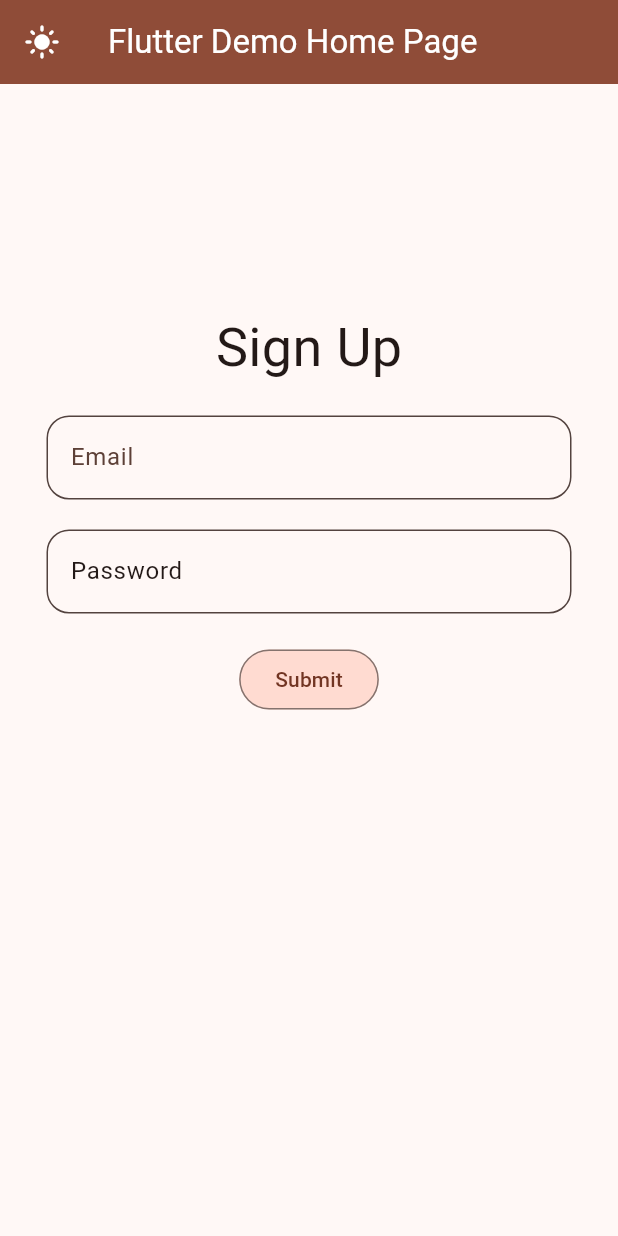
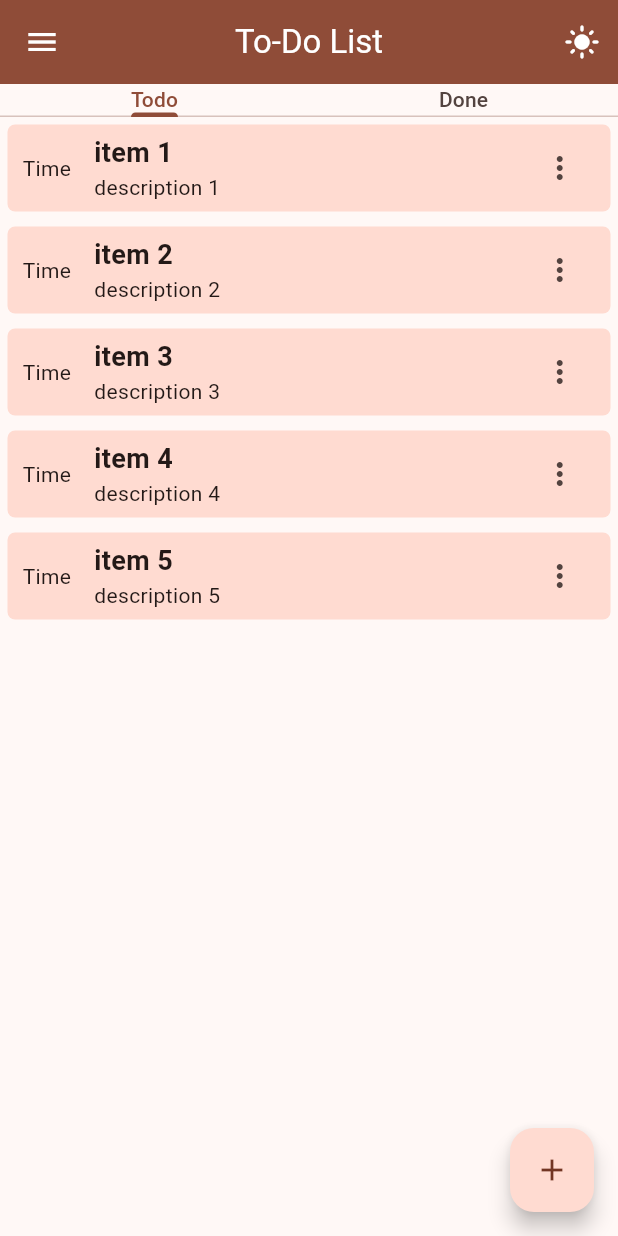
Before and after one commit to LongVu-DF/Training-Program, a Flutter app: the screen it shows after launch, on a phone screen of 412 x 824 dp. Run offline on Flutter 3.47's test engine with Material 3 defaults, Android fonts, the phone set to English and light mode, and no system bars.

Commit message:
docs: change example's UI, apply MVVM to example

```diff
--- /dev/null
+++ b/Flutter/basic_layout/lib/core/ui/todo_item_view.dart
@@ -0,0 +1,76 @@
+import 'package:basic_layout/core/ui/utils/buildcontext_extension.dart';
+import 'package:basic_layout/core/view_model/todo_view_model.dart';
+import 'package:flutter/material.dart';
+
+class TodoItemView extends StatefulWidget {
+  const TodoItemView({super.key});
+
+  @override
+  State<TodoItemView> createState() => _TodoItemViewState();
+}
+
+class _TodoItemViewState extends State<TodoItemView> {
+  ToDoViewModel toDoViewModel = ToDoViewModel();
+  @override
+  Widget build(BuildContext context) {
+    return ListView.builder(
+      itemCount: toDoViewModel.todo.length,
+      itemBuilder: (BuildContext context, int index) {
+        return Container(
+          decoration: BoxDecoration(
+            color: context.colorScheme.secondaryContainer,
+            borderRadius: BorderRadius.circular(5),
+          ),
+          margin: EdgeInsets.all(5),
+          padding: EdgeInsets.symmetric(vertical: 5, horizontal: 10),
+          child: Row(
+            children: [
+              Flexible(fit: FlexFit.tight, flex: 1, child: Text('Time')),
+              Flexible(
+                flex: 6,
+                fit: FlexFit.tight,
+                child: Column(
+                  crossAxisAlignment: CrossAxisAlignment.start,
+                  children: [
+                    Text(
+                      toDoViewModel.todo[index].title,
+                      style: TextStyle(
+                        fontSize: 18,
+                        fontWeight: FontWeight.bold,
+                      ),
+                    ),
+                    Text(toDoViewModel.todo[index].description),
+                  ],
+                ),
+              ),
+              Flexible(
+                flex: 1,
+                fit: FlexFit.tight,
+                child: IconButton(
+                  onPressed: () {
+                    // showModalBottomSheet<void>(
+                    //   context: context,
+                    //   builder: (BuildContext context) {
+                    //     return Container(
+                    //       height: 200,
+                    //       color: context.colorScheme.secondaryContainer,
+                    //     );
+                    //   },
+                    // );
+                    toDoViewModel.addToDo(
+                      title: 'Test title',
+                      description: 'Test description',
+                      time: 'Test time',
+                      done: false,
+                    );
+                  },
+                  icon: Icon(Icons.more_vert),
+                ),
+              ),
+            ],
+          ),
+        );
+      },
+    );
+  }
+}
--- /dev/null
+++ b/Flutter/basic_layout/lib/core/ui/utils/buildcontext_extension.dart
@@ -0,0 +1,9 @@
+import 'package:flutter/material.dart';
+
+extension BuildContextX on BuildContext {
+  ColorScheme get colorScheme => Theme.of(this).colorScheme;
+  // Create an extension for buildcontext, now we can call context.colorScheme form anywere, dont need to creaete variable for Theme.of(context) many time. This will reduce to many function re-render
+  double get appBarHeight => MediaQuery.of(this).padding.top + kToolbarHeight;
+  double get deviceHeight => MediaQuery.of(this).size.height;
+  double get deviceWidth => MediaQuery.of(this).size.width;
+}
--- /dev/null
+++ b/Flutter/basic_layout/lib/core/view_model/todo_view_model.dart
@@ -0,0 +1,19 @@
+import 'package:basic_layout/data/models/todo_model.dart';
+import 'package:basic_layout/data/repository/todo_repository.dart';
+
+class ToDoViewModel {
+  final TodoRepository _todoRepository = TodoRepository();
+  // final List<ToDo> _todo;
+
+  List<ToDo> get todo => _todoRepository.fetchToDo();
+  void addToDo({
+    String title = '',
+    String description = '',
+    String time = '',
+    bool done = false,
+  }) {
+    _todoRepository.addTodo(ToDo(title, description, time, done));
+  }
+
+  // void deleteToDo()
+}
--- a/Flutter/basic_layout/lib/my_app.dart
+++ b/Flutter/basic_layout/lib/core/widgets/my_app.dart
@@ -1,5 +1,5 @@
-import 'package:basic_layout/custom_theme.dart';
-import 'package:basic_layout/my_home_page.dart';
+import 'package:basic_layout/core/ui/theme/color_theme.dart';
+import 'package:basic_layout/core/widgets/my_home_page.dart';
 import 'package:flutter/material.dart';
 
 class MyApp extends StatefulWidget {
@@ -10,7 +10,6 @@ class MyApp extends StatefulWidget {
 }
 
 class _MyAppState extends State<MyApp> {
-  // ignore: prefer_final_fields
   ThemeMode _themeMode = ThemeMode.system;
 
   _changeTheme(bool text) {
@@ -27,7 +26,7 @@ class _MyAppState extends State<MyApp> {
       darkTheme: darkTheme,
       theme: lightTheme,
       themeMode: _themeMode,
-      home: MyHomePage(title: 'Flutter Demo Home Page', onCall: _changeTheme),
+      home: MyHomePage(title: 'To-Do List', onCall: _changeTheme),
     );
   }
 }
--- /dev/null
+++ b/Flutter/basic_layout/lib/core/widgets/my_home_page.dart
@@ -0,0 +1,84 @@
+import 'package:basic_layout/core/ui/utils/buildcontext_extension.dart';
+import 'package:flutter/material.dart';
+
+import '../ui/todo_item_view.dart';
+
+class MyHomePage extends StatefulWidget {
+  const MyHomePage({super.key, required this.title, required this.onCall});
+  final String title;
+  final Function(bool) onCall;
+  @override
+  State<MyHomePage> createState() => _MyHomePageState();
+}
+
+class _MyHomePageState extends State<MyHomePage> {
+  bool status = false;
+
+  @override
+  Widget build(BuildContext context) {
+    return LayoutBuilder(
+      builder: (context, constraints) {
+        return DefaultTabController(
+          length: 2,
+          initialIndex: 0,
+          child: Scaffold(
+            backgroundColor: context.colorScheme.surface,
+            appBar: AppBar(
+              centerTitle: true,
+              backgroundColor: context.colorScheme.primary,
+              iconTheme: IconThemeData(color: context.colorScheme.onPrimary),
+              title: Text(
+                widget.title,
+                style: TextStyle(color: context.colorScheme.onError),
+              ),
+              actions: <Widget>[
+                IconButton(
+                  onPressed: () {
+                    widget.onCall(status);
+                    status = !status;
+                  },
+                  icon: Icon(status ? Icons.dark_mode : Icons.light_mode),
+                ),
+              ],
+            ),
+            drawer: Drawer(
+              child: Column(
+                children: [
+                  Container(
+                    height: context.appBarHeight,
+                    color: context.colorScheme.secondary,
+                  ),
+                  Text('data'),
+                  Text('data'),
+                ],
+              ),
+            ),
+            body: Center(
+              child: Column(
+                mainAxisAlignment: MainAxisAlignment.start,
+                children: <Widget>[
+                  PreferredSize(
+                    preferredSize: Size.fromHeight(24),
+                    child: TabBar(tabs: <Widget>[Text('Todo'), Text('Done')]),
+                  ),
+                  Expanded(
+                    child: TabBarView(
+                      children: [
+                        TodoItemView(),
+                        Center(child: Text('View Done')),
+                      ],
+                    ),
+                  ),
+                ],
+              ),
+            ),
+            floatingActionButton: FloatingActionButton(
+              onPressed: () {},
+              child: Icon(Icons.add),
+            ),
+          ),
+        );
+      },
+    );
+  }
+}
--- /dev/null
+++ b/Flutter/basic_layout/lib/data/models/todo_model.dart
@@ -0,0 +1,7 @@
+class ToDo {
+  String title;
+  String description;
+  String time;
+  bool done;
+  ToDo(this.title, this.description, this.time, this.done);
+}
--- /dev/null
+++ b/Flutter/basic_layout/lib/data/repository/todo_repository.dart
@@ -0,0 +1,26 @@
+import 'package:basic_layout/data/models/todo_model.dart';
+
+class TodoRepository {
+  final List<ToDo> _todo = [
+    ToDo('item 1', 'description 1', 'time 1', false),
+    ToDo('item 2', 'description 2', 'time 2', false),
+    ToDo('item 3', 'description 3', 'time 3', false),
+    ToDo('item 4', 'description 4', 'time 4', false),
+    ToDo('item 5', 'description 5', 'time 5', false),
+  ];
+
+  List<ToDo> get todo => _todo.where((todo) => todo.done == false).toList();
+  List<ToDo> get done => _todo.where((todo) => todo.done == true).toList();
+
+  List<ToDo> fetchToDo() {
+    return todo;
+  }
+
+  List<ToDo> fetchDone() {
+    return done;
+  }
+
+  void addTodo(ToDo todo) {
+    _todo.add(todo);
+  }
+}
--- a/Flutter/basic_layout/lib/main.dart
+++ b/Flutter/basic_layout/lib/main.dart
@@ -1,4 +1,4 @@
-import 'package:basic_layout/my_app.dart';
+import 'package:basic_layout/core/widgets/my_app.dart';
 import 'package:flutter/material.dart';
 
 void main() {
--- a/Flutter/basic_layout/lib/my_home_page.dart
+++ /dev/null
@@ -1,165 +0,0 @@
-import 'package:flutter/material.dart';
-
-class MyHomePage extends StatefulWidget {
-  const MyHomePage({super.key, required this.title, required this.onCall});
-  final String title;
-  final Function(bool) onCall;
-  @override
-  State<MyHomePage> createState() => _MyHomePageState();
-}
-
-class _MyHomePageState extends State<MyHomePage> {
-  bool status = false;
-  final emailControler = TextEditingController();
-  final passwordControler = TextEditingController();
-
-  @override
-  Widget build(BuildContext context) {
-    ColorScheme scheme = Theme.of(context).colorScheme;
-    return LayoutBuilder(
-      builder: (context, constraints) {
-        return Scaffold(
-          backgroundColor: scheme.surface,
-          appBar: AppBar(
-            backgroundColor: scheme.primary,
-            title: Text(
-              widget.title,
-              style: TextStyle(color: scheme.onPrimary),
-            ),
-            leading: IconButton(
-              onPressed: () {
-                widget.onCall(status);
-                status = !status;
-              },
-              icon: Icon(status ? Icons.dark_mode : Icons.light_mode),
-              color: scheme.onPrimary,
-            ),
-          ),
-          body: Center(
-            child: Column(
-              mainAxisAlignment: MainAxisAlignment.start,
-              children: <Widget>[
-                constraints.maxWidth < 600 ? SizedBox(height: 150) : SizedBox(),
-                Container(
-                  margin: EdgeInsets.only(bottom: 20),
-                  child: Text(
-                    "Sign Up",
-                    style: TextStyle(color: scheme.onSurface, fontSize: 36),
-                  ),
-                ),
-                Container(
-                  margin: EdgeInsets.only(bottom: 20),
-                  width: 350,
-                  child: TextField(
-                    controller: emailControler,
-                    decoration: InputDecoration(
-                      label: Text('Email'),
-                      labelStyle: TextStyle(color: scheme.onSecondaryContainer),
-                      floatingLabelStyle: TextStyle(
-                        color: scheme.onPrimaryContainer,
-                      ),
-                      filled: true,
-                      fillColor: scheme.surface,
-                      border: OutlineInputBorder(
-                        borderRadius: BorderRadius.circular(15.0),
-                      ),
-                    ),
-                  ),
-                ),
-                SizedBox(
-                  width: 350,
-                  child: TextField(
-                    controller: passwordControler,
-                    obscureText: true,
-                    decoration: InputDecoration(
-                      label: Text('Password'),
-                      labelStyle: TextStyle(color: scheme.onSurface),
-                      floatingLabelStyle: TextStyle(
-                        color: scheme.onPrimaryContainer,
-                      ),
-                      filled: true,
-                      fillColor: scheme.surface,
-                      border: OutlineInputBorder(
-                        borderRadius: BorderRadius.circular(15.0),
-                      ),
-                    ),
-                  ),
-                ),
-                // Container(
-                //   margin: EdgeInsets.symmetric(vertical: 10),
-                //   child: Text(
-                //     'You have pushed the button this many times:',
-                //     style: TextStyle(color: scheme.onSurface),
-                //   ),
-                // ),
-                Container(
-                  margin: EdgeInsets.only(top: 20),
-                  child: OutlinedButton(
-                    onPressed: () {
-                      showDialog(
-                        // ShowDialog is an Future, it will waiting for the dialog box (AlertDialog, SimpleDialog ...) closed with Navigator.pop(),
-                        // when close a dialog, can return a `value` for Future. Can use async, await to wait returned `value`
-                        context: context,
-                        builder: (BuildContext context) {
-                          return AlertDialog(
-                            backgroundColor: scheme.secondaryContainer,
-                            title: Text(
-                              'You have entered:',
-                              style: TextStyle(
-                                color: scheme.onSecondaryContainer,
-                              ),
-                            ),
-                            content: SizedBox(
-                              height: 50,
-                              child: Column(
-                                crossAxisAlignment: CrossAxisAlignment.start,
-                                children: [
-                                  Text(
-                                    'Email: ${emailControler.text}',
-                                    style: TextStyle(
-                                      color: scheme.onSecondaryContainer,
-                                    ),
-                                  ),
-                                  Text(
-                                    'Password: ${passwordControler.text}',
-                                    style: TextStyle(
-                                      color: scheme.onSecondaryContainer,
-                                    ),
-                                  ),
-                                ],
-                              ),
-                            ),
-                            actions: [
-                              TextButton(
-                                onPressed: () {
-                                  Navigator.pop(context);
-                                },
-                                child: Text(
-                                  'Ok',
-                                  style: TextStyle(
-                                    color: scheme.onSecondaryContainer,
-                                  ),
-                                ),
-                              ),
-                            ],
-                          );
-                        },
-                      );
-                    },
-                    style: OutlinedButton.styleFrom(
-                      backgroundColor: scheme.primaryContainer,
-                    ),
-                    child: Text(
-                      'Submit',
-                      style: TextStyle(color: scheme.onPrimaryContainer),
-                    ),
-                  ),
-                ),
-              ],
-            ),
-          ),
-        );
-      },
-    );
-  }
-}
```
Also changed, not shown: Flutter/basic_layout/lib/core/ui/theme/color_theme.dart (renamed from Flutter/basic_layout/lib/custom_theme.dart).
